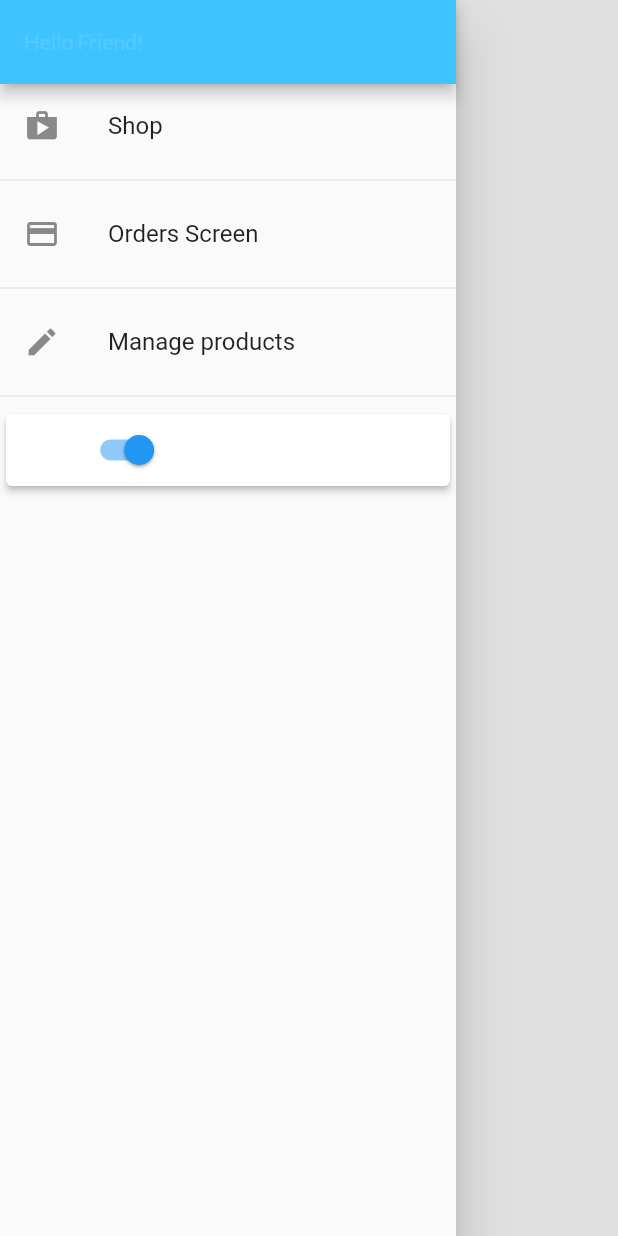
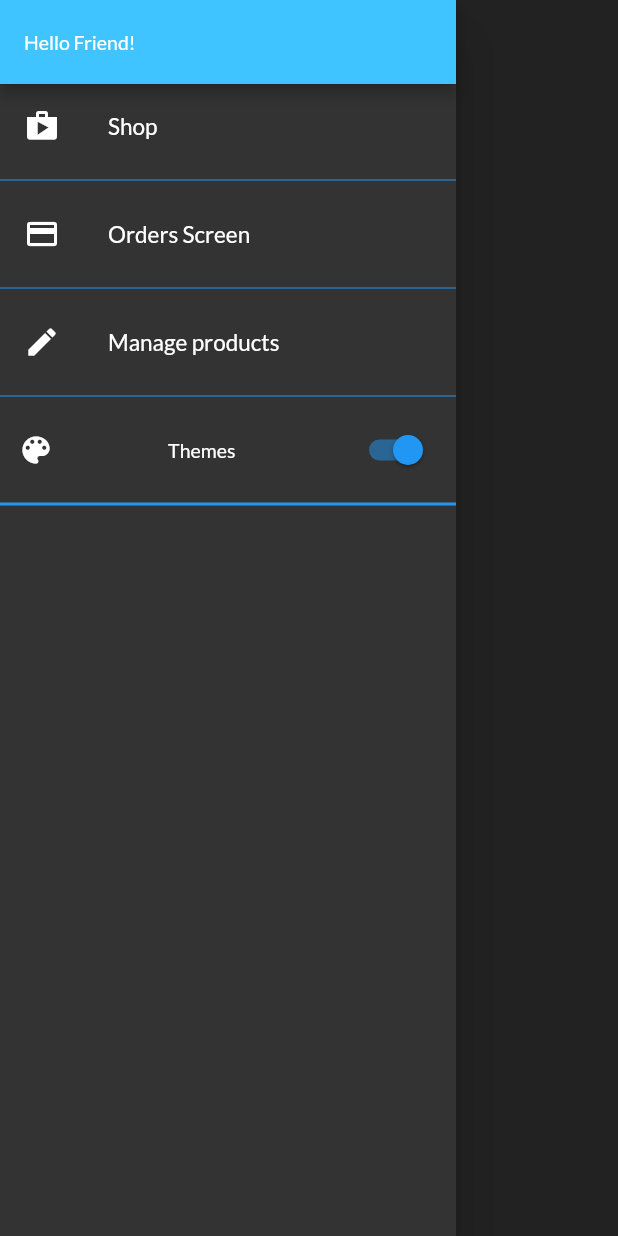
Before and after one commit to Hami0095/bazaar, a Flutter app: the AppDrawer widget shown alone on an empty page, opened directly, on a phone screen of 412 x 824 dp. Run offline on Flutter 3.47's test engine with Material 2 defaults, Android fonts, the phone set to English and light mode, and no system bars; our stand-ins replace lottie; network calls fail.

Commit message:
UPDATE DarkThemeDrawer

```diff
--- a/lib/Themes/mythemes.dart
+++ b/lib/Themes/mythemes.dart
@@ -1,24 +1,43 @@
 import 'package:flutter/material.dart';
+import 'package:flutter/services.dart';
 
 class MyThemes {
   static final lightTheme = ThemeData(
     scaffoldBackgroundColor: Colors.white,
     primarySwatch: Colors.blue,
+    drawerTheme: const DrawerThemeData(
+      backgroundColor: Colors.white,
+    ),
     textTheme: const TextTheme(
-      bodyLarge: TextStyle(
+      titleLarge: TextStyle(
+        color: Colors.black,
+        fontFamily: 'Lato',
+        fontSize: 24,
+      ),
+      titleMedium: TextStyle(
+        color: Colors.black,
+        fontFamily: 'Lato',
+        fontSize: 22,
+      ),
+      titleSmall: TextStyle(
         color: Colors.black,
         fontFamily: 'Lato',
         fontSize: 20,
       ),
+      bodyLarge: TextStyle(
+        color: Colors.black,
+        fontFamily: 'Lato',
+        fontSize: 15,
+      ),
       bodyMedium: TextStyle(
         color: Colors.black,
-        fontFamily: 'Anton',
-        fontSize: 16,
+        fontFamily: 'Lato',
+        fontSize: 13,
       ),
       bodySmall: TextStyle(
         color: Colors.black,
         fontFamily: 'Lato',
-        fontSize: 14,
+        fontSize: 11,
       ),
       headlineLarge: TextStyle(
         color: Colors.black,
@@ -50,33 +69,51 @@ class MyThemes {
     appBarTheme: const AppBarTheme(
       titleTextStyle: TextStyle(fontFamily: 'lato', color: Colors.white10),
       backgroundColor: Colors.blueAccent,
-      brightness: Brightness.light,
-      // textTheme:
+      systemOverlayStyle: SystemUiOverlayStyle.dark,
     ),
   );
+
   static final darkTheme = ThemeData(
-    scaffoldBackgroundColor: Colors.black12,
+    scaffoldBackgroundColor: Colors.black87,
     primarySwatch: Colors.purple,
+    dividerColor: Colors.blue,
+    iconTheme: const IconThemeData(
+      color: Colors.white,
+    ),
+    drawerTheme: const DrawerThemeData(
+      backgroundColor: Color.fromARGB(255, 51, 51, 51),
+    ),
+    // switchTheme: SwitchThemeData(overlayColor:  ),
     textTheme: const TextTheme(
+      titleLarge: TextStyle(
+        color: Colors.blue,
+        fontFamily: 'Lato',
+        fontSize: 20,
+      ),
+      titleMedium: TextStyle(
+        color: Colors.blue,
+        fontFamily: 'Lato',
+        fontSize: 18,
+      ),
+      titleSmall: TextStyle(
+        color: Colors.blue,
+        fontFamily: 'Lato',
+        fontSize: 16,
+      ),
       bodyLarge: TextStyle(
         color: Colors.white,
         fontFamily: 'Lato',
-        fontSize: 20,
+        fontSize: 15,
       ),
-      // bodyText1: const TextStyle(
-      //   color: Colors.white,
-      //   fontFamily: 'Lato',
-      //   fontSize: 20,
-      // ),
       bodyMedium: TextStyle(
         color: Colors.white,
-        fontFamily: 'Anton',
-        fontSize: 16,
+        fontFamily: 'Lato',
+        fontSize: 13,
       ),
       bodySmall: TextStyle(
         color: Colors.white,
         fontFamily: 'Lato',
-        fontSize: 14,
+        fontSize: 15,
       ),
       headlineLarge: TextStyle(
         color: Colors.white,
@@ -108,7 +145,7 @@ class MyThemes {
     appBarTheme: const AppBarTheme(
       titleTextStyle: TextStyle(fontFamily: 'lato', color: Colors.white10),
       backgroundColor: Colors.lightBlueAccent,
-      brightness: Brightness.dark,
+      systemOverlayStyle: SystemUiOverlayStyle.light,
       // textTheme:
     ),
   );
--- a/lib/screens/edit_screen.dart
+++ b/lib/screens/edit_screen.dart
@@ -129,7 +129,9 @@ class _EditScreenState extends State<EditScreen> {
                 onPressed: () {
                   Navigator.of(ctx).pop();
                 },
-                child: const Text('Okay'),
+                child: const Text(
+                  'Okay',
+                ),
               ),
             ],
           ),
--- a/lib/widgets/app_drawer.dart
+++ b/lib/widgets/app_drawer.dart
@@ -1,3 +1,6 @@
+import 'package:provider/provider.dart';
+
+import 'package:bazaar/Provider/themes_provider.dart';
 import 'package:bazaar/screens/order_screen.dart';
 import 'package:bazaar/screens/user_product_screen.dart';
 import 'package:bazaar/widgets/theme_change_btn.dart';
@@ -14,48 +17,67 @@ class AppDrawer extends StatelessWidget {
           children: [
             AppBar(
               automaticallyImplyLeading: false,
-              title: const Text('Hello Friend!'),
+              title: Text(
+                'Hello Friend!',
+                style: Theme.of(context).textTheme.bodyMedium,
+              ),
             ),
             ListTile(
-              leading: const Icon(Icons.shop),
-              title: const Text('Shop'),
+              leading:
+                  Icon(Icons.shop, color: Theme.of(context).iconTheme.color),
+              title: Text('Shop', style: Theme.of(context).textTheme.bodyLarge),
               onTap: () {
                 Navigator.of(context).pushReplacementNamed('/');
               },
             ),
-            const Divider(),
+            Divider(color: Theme.of(context).dividerColor),
             ListTile(
-              leading: const Icon(Icons.payment),
-              title: const Text('Orders Screen'),
+              leading:
+                  Icon(Icons.payment, color: Theme.of(context).iconTheme.color),
+              title: Text(
+                'Orders Screen',
+                style: Theme.of(context).textTheme.bodyLarge,
+              ),
               onTap: () {
                 Navigator.of(context)
                     .pushReplacementNamed(OrderScreen.routeName);
               },
             ),
-            const Divider(),
+            Divider(
+              color: Theme.of(context).dividerColor,
+            ),
             //TO-DO update the lower box with the user product screen.
             ListTile(
-              leading: const Icon(Icons.edit),
-              title: const Text('Manage products'),
+              leading:
+                  Icon(Icons.edit, color: Theme.of(context).iconTheme.color),
+              title: Text(
+                'Manage products',
+                style: Theme.of(context).textTheme.bodyLarge,
+              ),
               onTap: () {
                 Navigator.of(context)
                     .pushReplacementNamed(UserProductScreen.routeName);
               },
             ),
-            const Divider(),
+            Divider(
+              color: Theme.of(context).dividerColor,
+            ),
             Card(
-              elevation: 2.0,
-              child: Row(
-                children: [
-                  const Text('Themes'),
-                  Flex(
-                    mainAxisAlignment: MainAxisAlignment.spaceBetween,
-                    direction: Axis.horizontal,
-                  ),
-                  const ChangeThemeButton(),
-                ],
+              color: Theme.of(context).drawerTheme.backgroundColor,
+              elevation: 0.0,
+              child: Padding(
+                padding: const EdgeInsets.symmetric(horizontal: 8.0),
+                child: Row(
+                  mainAxisAlignment: MainAxisAlignment.spaceBetween,
+                  children: const [
+                    Icon(Icons.color_lens),
+                    Text('Themes'),
+                    ChangeThemeButton(),
+                  ],
+                ),
               ),
-            )
+            ),
+            Divider(color: Theme.of(context).dividerColor, thickness: 2.0),
           ],
         ),
       ),
```
